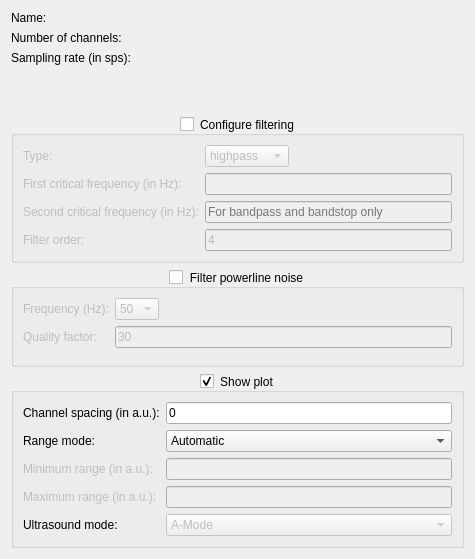
Above: biogui/resources/signal_config_widget.ui from pulp-bio/biogui before the change. Below: the same form after it.
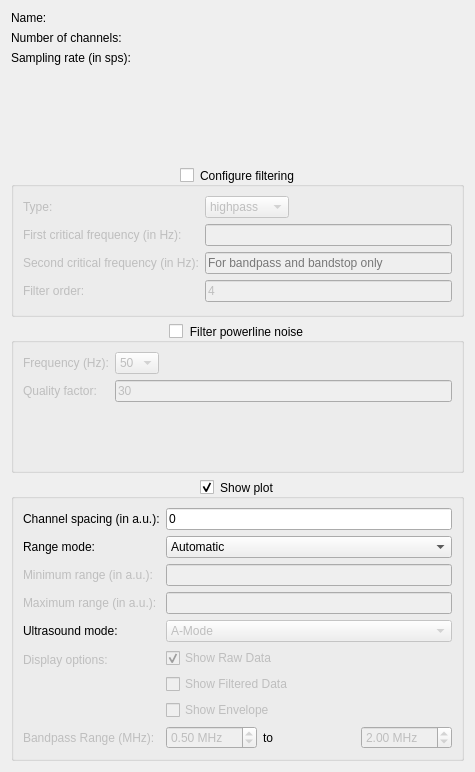
That is the form after the change.

Commit message: add ultrasound filter and envelope

The edit to the form file:
```diff
--- a/biogui/resources/signal_config_widget.ui
+++ b/biogui/resources/signal_config_widget.ui
@@ -7,7 +7,7 @@
     <x>0</x>
     <y>0</y>
     <width>475</width>
-    <height>559</height>
+    <height>772</height>
    </rect>
   </property>
   <property name="windowTitle">
@@ -302,6 +302,118 @@
         </property>
        </widget>
       </item>
+      <item row="9" column="0">
+       <widget class="QLabel" name="label15">
+        <property name="enabled">
+         <bool>false</bool>
+        </property>
+        <property name="text">
+         <string>Display options:</string>
+        </property>
+       </widget>
+      </item>
+      <item row="9" column="1">
+       <layout class="QVBoxLayout">
+        <item>
+         <widget class="QCheckBox" name="showRawCheckBox">
+          <property name="enabled">
+           <bool>false</bool>
+          </property>
+          <property name="text">
+           <string>Show Raw Data</string>
+          </property>
+          <property name="checked">
+           <bool>true</bool>
+          </property>
+         </widget>
+        </item>
+        <item>
+         <widget class="QCheckBox" name="showFilteredCheckBox">
+          <property name="enabled">
+           <bool>false</bool>
+          </property>
+          <property name="text">
+           <string>Show Filtered Data</string>
+          </property>
+         </widget>
+        </item>
+        <item>
+         <widget class="QCheckBox" name="showEnvelopeCheckBox">
+          <property name="enabled">
+           <bool>false</bool>
+          </property>
+          <property name="text">
+           <string>Show Envelope</string>
+          </property>
+         </widget>
+        </item>
+       </layout>
+      </item>
+      <item row="10" column="0">
+       <widget class="QLabel" name="label16">
+        <property name="enabled">
+         <bool>false</bool>
+        </property>
+        <property name="text">
+         <string>Bandpass Range (MHz):</string>
+        </property>
+       </widget>
+      </item>
+      <item row="10" column="1">
+       <layout class="QHBoxLayout">
+        <item>
+         <widget class="QDoubleSpinBox" name="lowFreqSpinBox">
+          <property name="enabled">
+           <bool>false</bool>
+          </property>
+          <property name="suffix">
+           <string> MHz</string>
+          </property>
+          <property name="minimum">
+           <double>0.000000000000000</double>
+          </property>
+          <property name="maximum">
+           <double>50.000000000000000</double>
+          </property>
+          <property name="singleStep">
+           <double>0.050000000000000</double>
+          </property>
+          <property name="value">
+           <double>0.500000000000000</double>
+          </property>
+         </widget>
+        </item>
+        <item>
+         <widget class="QLabel" name="label">
+          <property name="text">
+           <string>to</string>
+          </property>
+         </widget>
+        </item>
+        <item>
+         <widget class="QDoubleSpinBox" name="highFreqSpinBox">
+          <property name="enabled">
+           <bool>false</bool>
+          </property>
+          <property name="suffix">
+           <string> MHz</string>
+          </property>
+          <property name="minimum">
+           <double>0.000000000000000</double>
+          </property>
+          <property name="maximum">
+           <double>50.000000000000000</double>
+          </property>
+          <property name="singleStep">
+           <double>0.050000000000000</double>
+          </property>
+          <property name="value">
+           <double>2.000000000000000</double>
+          </property>
+         </widget>
+        </item>
+       </layout>
+      </item>
       <item row="0" column="1">
        <widget class="QLineEdit" name="chSpacingTextField">
         <property name="toolTip">
```
Lines whose indentation alone changed are shown as unchanged. The commit also changes 10 other files.
